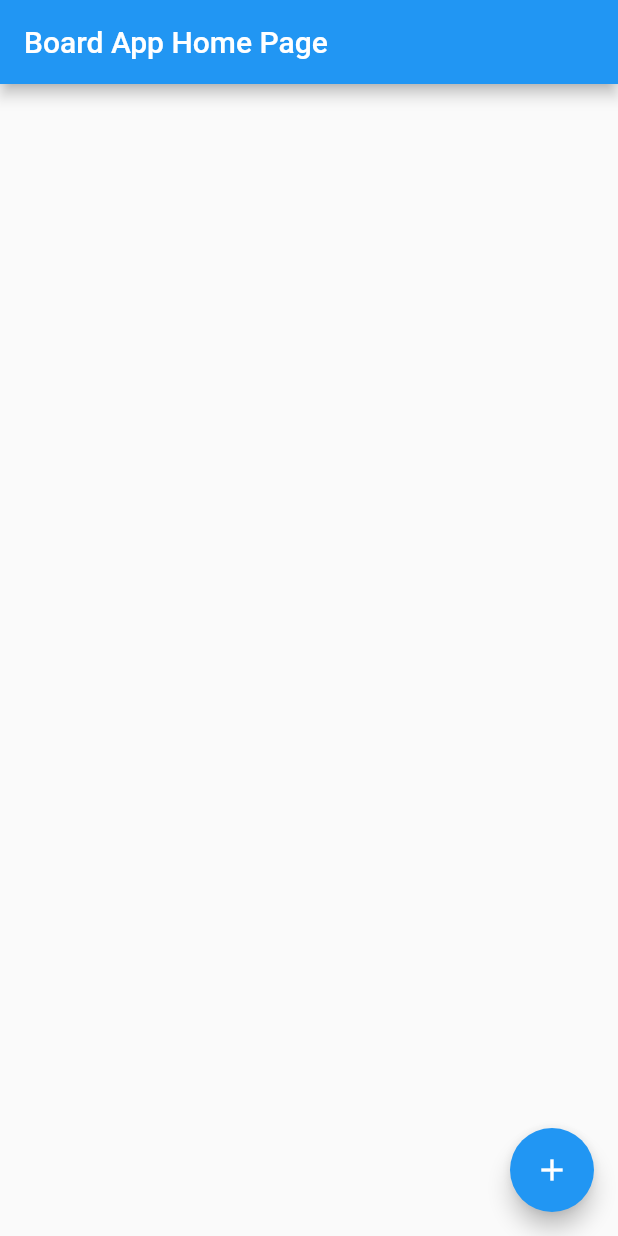
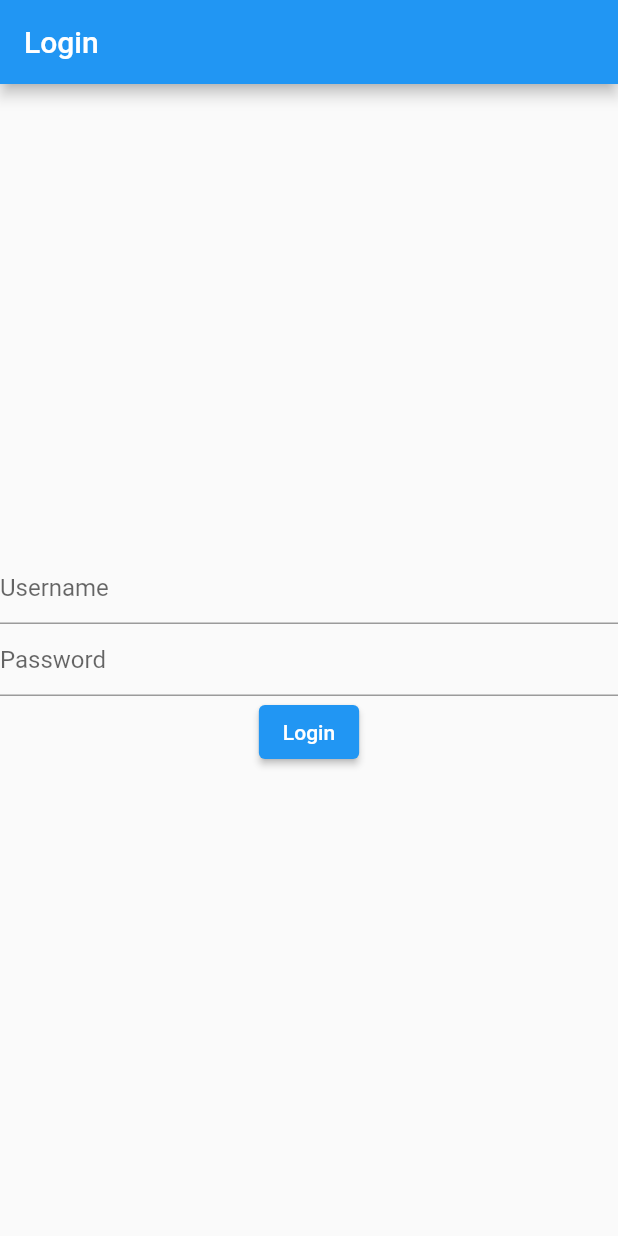
Before and after one commit to eodevelop/intranet, a Flutter app: the screen it shows after launch, on a phone screen of 412 x 824 dp. Run offline on Flutter 3.47's test engine with Material 2 defaults, Android fonts, the light colour scheme and no system bars.

Commit message:
1. 간단한 형태의 로그인 페이지 생성

```diff
--- a/lib/main.dart
+++ b/lib/main.dart
@@ -1,5 +1,5 @@
 import 'package:flutter/material.dart';
-import 'package:intranet/screens/board_home_page.dart';
+import 'package:intranet/screens/login_page.dart';
 
 void main() {
   runApp(BoardApp());
@@ -11,7 +11,7 @@ class BoardApp extends StatelessWidget {
     return MaterialApp(
       title: 'Board App',
       theme: ThemeData(primarySwatch: Colors.blue),
-      home: BoardHomePage(title: 'Board App Home Page'),
+      home: LoginPage(),
     );
   }
 }
--- /dev/null
+++ b/lib/screens/login_page.dart
@@ -0,0 +1,36 @@
+import 'package:flutter/material.dart';
+import 'package:intranet/screens/board_home_page.dart';
+
+class LoginPage extends StatelessWidget {
+  @override
+  Widget build(BuildContext context) {
+    return Scaffold(
+      appBar: AppBar(title: Text('Login')),
+      body: Center(
+        child: Column(
+          mainAxisAlignment: MainAxisAlignment.center,
+          children: [
+            TextField(
+              decoration: InputDecoration(hintText: 'Username'),
+            ),
+            TextField(
+              decoration: InputDecoration(hintText: 'Password'),
+              obscureText: true,
+            ),
+            ElevatedButton(
+              onPressed: () {
+                Navigator.pushReplacement(
+                  context,
+                  MaterialPageRoute(
+                    builder: (context) => BoardHomePage(title: 'Board App Home Page'),
+                  ),
+                );
+              },
+              child: Text('Login'),
+            ),
+          ],
+        ),
+      ),
+    );
+  }
+}
```
